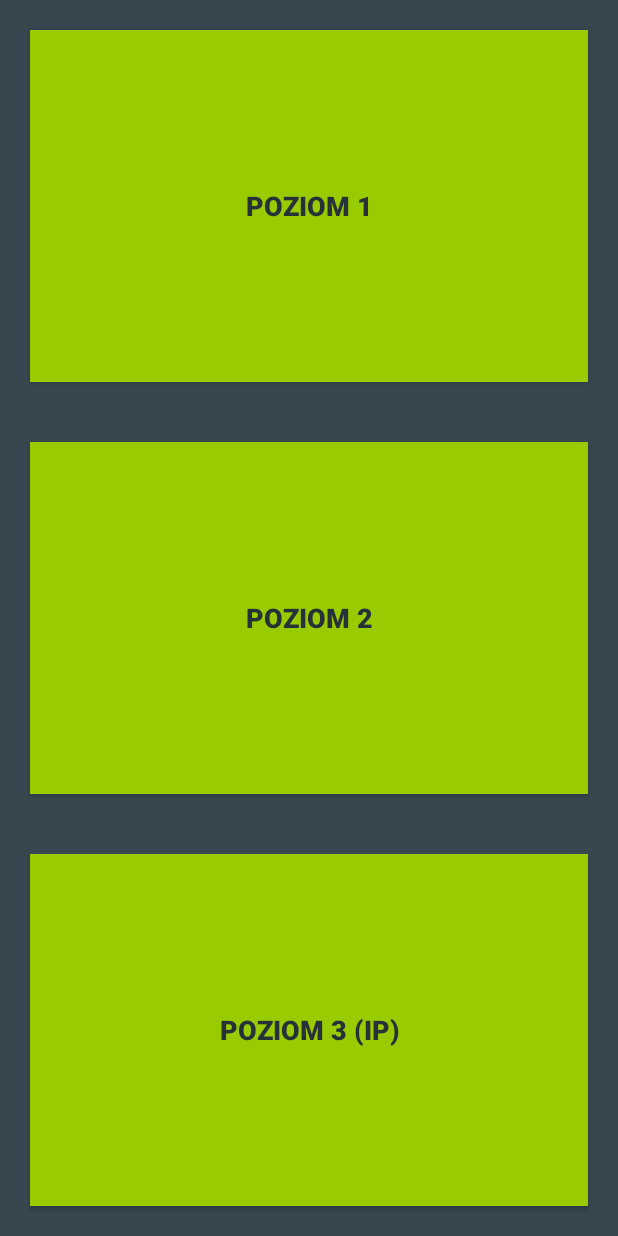
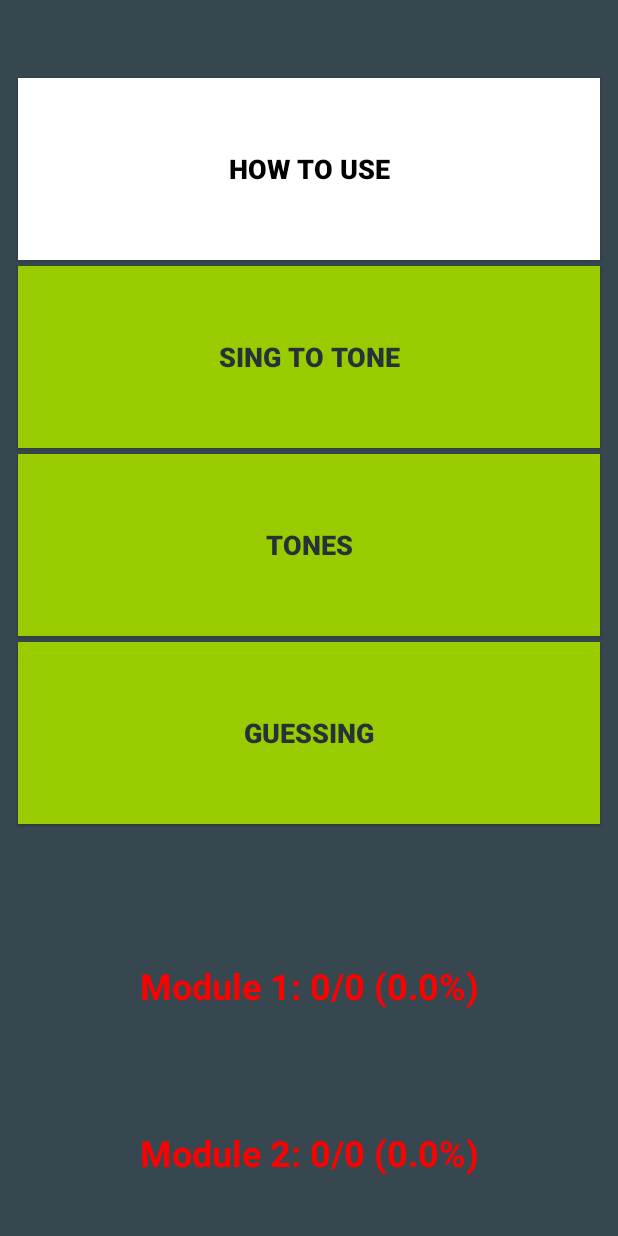
Before and after one commit to Zarowaaa/MusicAlly, an Android app: the HearingMenu screen opened directly, with no data from a screen before it, on a phone screen of 412 x 824 dp. Run offline under Robolectric (Android 15) with nearby library versions, the phone set to English and light mode, and no system bars; our stand-ins replace CircleImageView.

Commit message:
interface mods, added HowTo, added score saving

```diff
--- a/app/src/main/AndroidManifest.xml
+++ b/app/src/main/AndroidManifest.xml
@@ -26,7 +26,8 @@
         <activity android:name=".Hearing_Level1Activity" />
         <activity android:name=".Hearing_Level2Activity" />
         <activity android:name=".Hearing_Level3Activity" />
-        <activity android:name=".HearingMenu"></activity>
+        <activity android:name=".HearingMenu" />
+        <activity android:name=".HowTo" />
     </application>
 
 </manifest>
--- a/app/src/main/java/com/mguzy/musically/HearingMenu.java
+++ b/app/src/main/java/com/mguzy/musically/HearingMenu.java
@@ -1,16 +1,69 @@
 package com.mguzy.musically;
 
 import android.content.Intent;
+import android.content.SharedPreferences;
+import android.graphics.Color;
 import android.support.v7.app.AppCompatActivity;
 import android.os.Bundle;
 import android.view.View;
+import android.widget.TextView;
 
 public class HearingMenu extends AppCompatActivity {
+
+    TextView score1;
+    TextView score2;
+    SharedPreferences sharedPreferences;
+
+    int exerciseCorrect1 = 0;
+    int exerciseDone1 = 0;
+    double percentCorrect1 = 0.0;
+    String performance1 = "";
+
+    int exerciseCorrect2 = 0;
+    int exerciseDone2 = 0;
+    double percentCorrect2 = 0.0;
+    String performance2 = "";
 
     @Override
     protected void onCreate(Bundle savedInstanceState) {
         super.onCreate(savedInstanceState);
         setContentView(R.layout.activity_hearing_menu);
+        score1 = (TextView) findViewById(R.id.module1ScoreTV);
+        score2 = (TextView) findViewById(R.id.module2ScoreTV);
+
+        sharedPreferences = getApplicationContext().getSharedPreferences("score1", MODE_PRIVATE);
+        if(sharedPreferences != null) {
+            exerciseCorrect1 = Integer.parseInt(sharedPreferences.getString("correct", "0"));
+            exerciseDone1 = Integer.parseInt(sharedPreferences.getString("done","0"));
+            percentCorrect1 = Double.parseDouble(sharedPreferences.getString("percent","0.0"));
+        }
+        performance1 = "Module 1: " + exerciseCorrect1 + "/" + exerciseDone1 + " (" + percentCorrect1 + "%)";
+
+
+        sharedPreferences = getApplicationContext().getSharedPreferences("score2", MODE_PRIVATE);
+        if(sharedPreferences != null) {
+            exerciseCorrect2 = Integer.parseInt(sharedPreferences.getString("correct", "0"));
+            exerciseDone2 = Integer.parseInt(sharedPreferences.getString("done","0"));
+            percentCorrect2 = Double.parseDouble(sharedPreferences.getString("percent","0.0"));
+        }
+        performance2 = "Module 2: " + exerciseCorrect2 + "/" + exerciseDone2 + " (" + percentCorrect2 + "%)";
+
+        score1.setText(performance1);
+        score2.setText(performance2);
+
+        if(percentCorrect1 > 50){
+            score1.setTextColor(Color.GREEN);
+        }else score1.setTextColor(Color.RED);
+
+        if(percentCorrect2 > 50){
+            score2.setTextColor(Color.GREEN);
+        }else score2.setTextColor(Color.RED);
+    }
+
+    public void openHowTo(View view)
+    {
+        Intent intent = new Intent(HearingMenu.this, HowTo.class);
+        startActivity(intent);
     }
 
     public void openLevel1(View view)
--- a/app/src/main/java/com/mguzy/musically/MainMenuActivity.java
+++ b/app/src/main/java/com/mguzy/musically/MainMenuActivity.java
@@ -31,4 +31,6 @@ public class MainMenuActivity extends AppCompatActivity {
         startActivity(intent);
     }
 
+
+
 }
--- a/app/src/main/java/com/mguzy/musically/TuneActivity.java
+++ b/app/src/main/java/com/mguzy/musically/TuneActivity.java
@@ -80,7 +80,7 @@ public class TuneActivity extends Activity {
             accuracyString.clear();
             accuracyString.clearSpans();
             String frequencyString = "N/A";
-            String noteString = "N/A";
+            String noteString = "Too quiet";
 
             if (newNote.getFrequency() != Note.UNKNOWN_FREQUENCY) {
                 frequencyString = String.valueOf(new DecimalFormat("######.##").format(note.getActualFrequency())) + "hz";
--- a/app/src/main/res/layout/activity_hearing_menu.xml
+++ b/app/src/main/res/layout/activity_hearing_menu.xml
@@ -7,16 +7,50 @@
     android:orientation="vertical"
     tools:context="com.mguzy.musically.HearingMenu">
 
+    <LinearLayout
+        android:layout_width="match_parent"
+        android:layout_height="match_parent"
+        android:layout_marginBottom="50dp"
+        android:layout_marginLeft="10dp"
+        android:layout_marginRight="10dp"
+        android:layout_marginTop="50dp"
+        android:layout_weight="1"
+        android:orientation="vertical">
+
+        <Button
+            android:id="@+id/button5"
+            android:layout_width="match_parent"
+            android:layout_height="match_parent"
+            android:layout_margin="2dp"
+            android:layout_marginBottom="20dp"
+            android:layout_marginEnd="0dp"
+            android:layout_marginLeft="0dp"
+            android:layout_marginRight="0dp"
+            android:layout_marginTop="0dp"
+            android:layout_weight="1"
+            android:background="@color/white"
+            android:backgroundTint="@color/white"
+            android:onClick="openHowTo"
+            android:text="How to use"
+            android:textColor="@color/black"
+            android:textSize="18sp"
+            android:textStyle="bold" />
+
         <Button
             android:id="@+id/button2"
             style="@style/Widget.AppCompat.Button"
             android:layout_width="match_parent"
-        android:layout_height="wrap_content"
-        android:layout_margin="20dp"
+            android:layout_height="match_parent"
+            android:layout_margin="2dp"
+            android:layout_marginBottom="0dp"
+            android:layout_marginEnd="0dp"
+            android:layout_marginLeft="0dp"
+            android:layout_marginRight="0dp"
+            android:layout_marginTop="0dp"
             android:layout_weight="1"
             android:background="@android:color/holo_green_light"
             android:onClick="openLevel1"
-        android:text="Poziom 1"
+            android:text="sing to tone"
             android:textColor="@color/very_dark_primary"
             android:textSize="18sp"
             android:textStyle="bold" />
@@ -24,12 +58,17 @@
         <Button
             android:id="@+id/button3"
             android:layout_width="match_parent"
-        android:layout_height="wrap_content"
-        android:layout_margin="20dp"
+            android:layout_height="match_parent"
+            android:layout_margin="2dp"
+            android:layout_marginBottom="0dp"
+            android:layout_marginEnd="0dp"
+            android:layout_marginLeft="0dp"
+            android:layout_marginRight="0dp"
+            android:layout_marginTop="0dp"
             android:layout_weight="1"
             android:background="@android:color/holo_green_light"
             android:onClick="openLevel2"
-        android:text="Poziom 2"
+            android:text="Tones"
             android:textColor="@color/very_dark_primary"
             android:textSize="18sp"
             android:textStyle="bold" />
@@ -37,14 +76,48 @@
         <Button
             android:id="@+id/button"
             android:layout_width="match_parent"
-        android:layout_height="wrap_content"
-        android:layout_margin="20dp"
+            android:layout_height="match_parent"
+            android:layout_margin="2dp"
+            android:layout_marginBottom="0dp"
+            android:layout_marginEnd="0dp"
+            android:layout_marginLeft="0dp"
+            android:layout_marginRight="0dp"
+            android:layout_marginTop="0dp"
             android:layout_weight="1"
             android:background="@android:color/holo_green_light"
             android:onClick="openLevel3"
-        android:text="Poziom 3 (IP)"
+            android:text="Guessing"
             android:textColor="@color/very_dark_primary"
             android:textSize="18sp"
             android:textStyle="bold" />
 
     </LinearLayout>
+
+    <LinearLayout
+        android:layout_width="match_parent"
+        android:layout_height="445dp"
+        android:layout_weight="1"
+        android:orientation="vertical">
+
+        <TextView
+            android:id="@+id/module1ScoreTV"
+            android:layout_width="match_parent"
+            android:layout_height="wrap_content"
+            android:layout_weight="1"
+            android:gravity="center_vertical|center_horizontal"
+            android:text="C5-C6"
+            android:textSize="24sp"
+            android:textStyle="bold" />
+
+        <TextView
+            android:id="@+id/module2ScoreTV"
+            android:layout_width="match_parent"
+            android:layout_height="wrap_content"
+            android:layout_weight="1"
+            android:gravity="center_vertical|center_horizontal"
+            android:text="C5-C6"
+            android:textSize="24sp"
+            android:textStyle="bold" />
+    </LinearLayout>
+
+</LinearLayout>
--- a/app/src/main/res/layout/tuner_layout.xml
+++ b/app/src/main/res/layout/tuner_layout.xml
@@ -25,7 +25,7 @@
             android:textColor="@android:color/holo_blue_light"
             android:textSize="48sp"
             android:textStyle="bold"
-            tools:text="N/A" />
+            tools:text="Too quiet" />
 
 
         <TextView
--- a/app/src/main/res/values/colors.xml
+++ b/app/src/main/res/values/colors.xml
@@ -8,7 +8,7 @@
     <item name="dial" type="color">#FF9800</item>
     <item name="green" type="color">#85D52C</item>
     <item name="accent_two" type="color">#85D52C</item>
-    <item name="white" type="color">#FFFFFF</item>
+    <item name="white" type="color">#ffffff</item>
     <item name="text" type="color">#FFFFFF</item>
     <item name="primary" type="color">#b0bec5</item>
     <item name="circle" type="color">#B0BEC5</item>
```
Also changed, not shown: app/src/main/java/com/mguzy/musically/Hearing_Level1Activity.java (+20 -3 lines), app/src/main/java/com/mguzy/musically/Hearing_Level3Activity.java (+19 -3 lines), app/src/main/java/com/mguzy/musically/HowTo.java (added, +13 -0 lines), app/src/main/res/layout/activity_how_to.xml (added, +30 -0 lines), app/src/main/res/layout/activity_main_menu.xml (+11 -9 lines), app/src/main/res/values/strings.xml (+9 -1 lines). Lines whose indentation alone changed are shown as unchanged.
